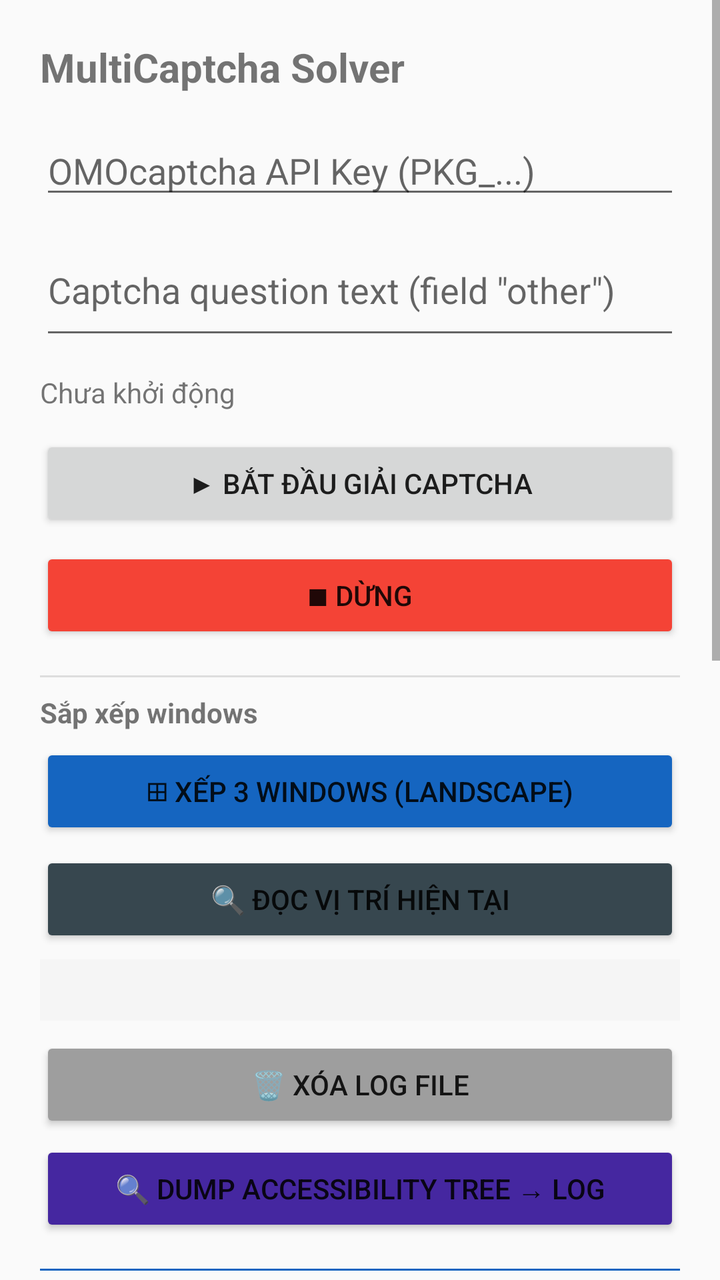
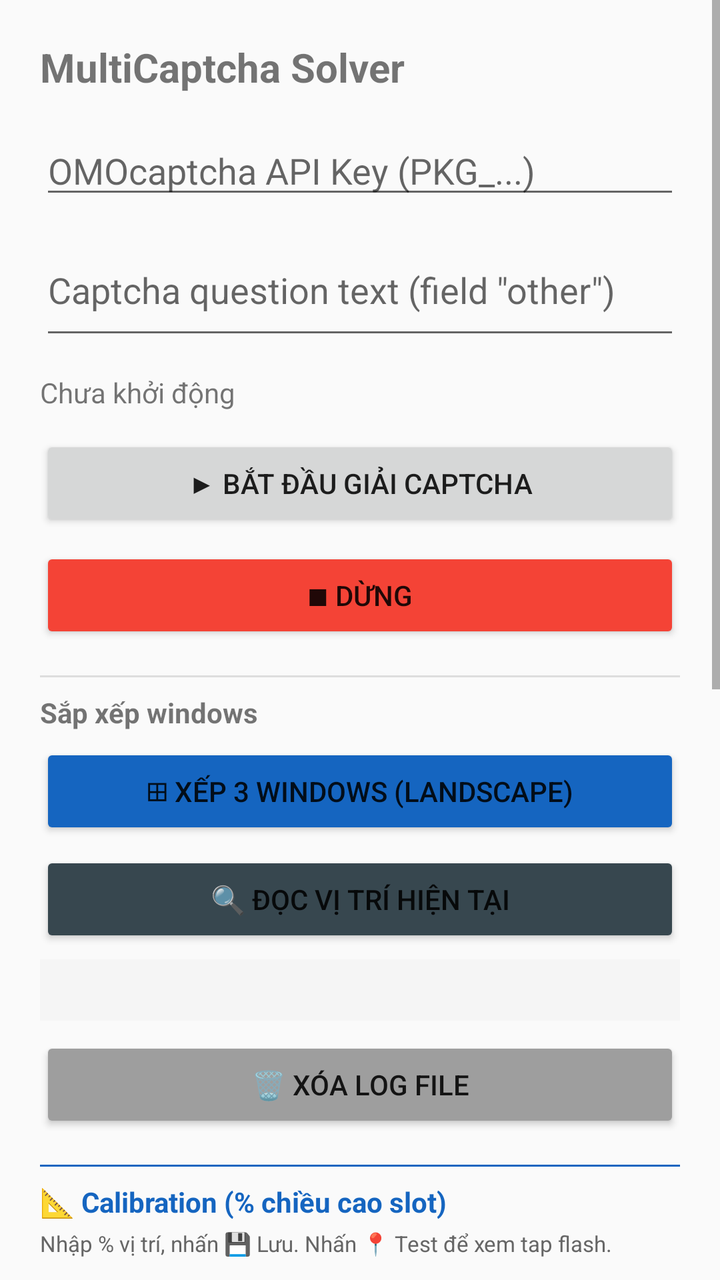

Before-and-after screenshots of an Android layout around one commit, followed by the original layout XML and the change that was made.
<!-- AndroidManifest.xml: application theme Theme.AppCompat.Light.DarkActionBar -->
<!-- res/layout/activity_main.xml -->
<?xml version="1.0" encoding="utf-8"?>
<ScrollView xmlns:android="http://schemas.android.com/apk/res/android"
    android:layout_width="match_parent"
    android:layout_height="match_parent">

    <LinearLayout
        android:layout_width="match_parent"
        android:layout_height="wrap_content"
        android:orientation="vertical"
        android:padding="20dp">

        <TextView
            android:layout_width="wrap_content"
            android:layout_height="wrap_content"
            android:text="MultiCaptcha Solver"
            android:textSize="20sp"
            android:textStyle="bold"
            android:layout_marginBottom="16dp"/>

        <EditText
            android:id="@+id/etApiKey"
            android:layout_width="match_parent"
            android:layout_height="wrap_content"
            android:hint="OMOcaptcha API Key (PKG_...)"
            android:inputType="text"
            android:singleLine="true"
            android:layout_marginBottom="8dp"/>

        <EditText
            android:id="@+id/etCaptchaOther"
            android:layout_width="match_parent"
            android:layout_height="wrap_content"
            android:hint="Captcha question text (field &quot;other&quot;)"
            android:inputType="textMultiLine"
            android:minLines="2"
            android:maxLines="4"
            android:layout_marginBottom="12dp"/>

        <TextView
            android:id="@+id/tvStatus"
            android:layout_width="wrap_content"
            android:layout_height="wrap_content"
            android:text="Chưa khởi động"
            android:layout_marginBottom="12dp"/>

        <Button
            android:id="@+id/btnStart"
            android:layout_width="match_parent"
            android:layout_height="wrap_content"
            android:text="▶ Bắt đầu giải captcha"
            android:layout_marginBottom="8dp"/>

        <Button
            android:id="@+id/btnStop"
            android:layout_width="match_parent"
            android:layout_height="wrap_content"
            android:text="■ Dừng"
            android:backgroundTint="#F44336"
            android:layout_marginBottom="8dp"/>

        
        <View android:layout_width="match_parent" android:layout_height="1dp"
            android:background="#DDDDDD" android:layout_marginTop="8dp" android:layout_marginBottom="8dp"/>

        <TextView android:layout_width="wrap_content" android:layout_height="wrap_content"
            android:text="Sắp xếp windows" android:textStyle="bold" android:layout_marginBottom="6dp"/>

        <Button android:id="@+id/btnLayout" android:layout_width="match_parent"
            android:layout_height="wrap_content" android:text="⊞ Xếp 3 windows (landscape)"
            android:backgroundTint="#1565C0"/>

        <Button android:id="@+id/btnReadPos" android:layout_width="match_parent"
            android:layout_height="wrap_content" android:text="🔍 Đọc vị trí hiện tại"
            android:backgroundTint="#37474F" android:layout_marginTop="6dp"/>

        <TextView android:id="@+id/tvPosInfo" android:layout_width="match_parent"
            android:layout_height="wrap_content" android:textSize="11sp"
            android:fontFamily="monospace" android:layout_marginTop="6dp"
            android:padding="8dp" android:background="#F5F5F5"/>

        <Button android:id="@+id/btnClearLog" android:layout_width="match_parent"
            android:layout_height="wrap_content" android:text="🗑 Xóa log file"
            android:backgroundTint="#9E9E9E" android:layout_marginTop="8dp"/>

        <Button android:id="@+id/btnDumpA11y" android:layout_width="match_parent"
            android:layout_height="wrap_content" android:text="🔍 Dump Accessibility tree → log"
            android:backgroundTint="#4527A0" android:layout_marginTop="4dp"/>

        
        <View android:layout_width="match_parent" android:layout_height="1dp"
            android:background="#1565C0" android:layout_marginTop="16dp" android:layout_marginBottom="8dp"/>

        <TextView android:layout_width="wrap_content" android:layout_height="wrap_content"
            android:text="📐 Calibration (% chiều cao slot)"
            android:textStyle="bold" android:textColor="#1565C0" android:layout_marginBottom="4dp"/>

        <TextView android:layout_width="wrap_content" android:layout_height="wrap_content"
            android:text="Nhập % vị trí, nhấn 💾 Lưu. Nhấn 📍 Test để xem tap flash."
            android:textSize="11sp" android:textColor="#666666" android:layout_marginBottom="10dp"/>

        
        <LinearLayout android:layout_width="match_parent" android:layout_height="wrap_content"
            android:orientation="horizontal" android:gravity="center_vertical" android:layout_marginBottom="6dp">
            <TextView android:layout_width="0dp" android:layout_height="wrap_content"
                android:layout_weight="1" android:text="🟩 startBtn detect:"
                android:textSize="12sp"/>
            <EditText android:id="@+id/etStartDetTop" android:layout_width="48dp"
                android:layout_height="wrap_content" android:inputType="numberDecimal"
                android:hint="60" android:textSize="12sp" android:textAlignment="center"/>
            <TextView android:layout_width="wrap_content" android:layout_height="wrap_content"
                android:text=" – " android:textSize="12sp"/>
            <EditText android:id="@+id/etStartDetBot" android:layout_width="48dp"
                android:layout_height="wrap_content" android:inputType="numberDecimal"
                android:hint="69" android:textSize="12sp" android:textAlignment="center"/>
            <TextView android:layout_width="wrap_content" android:layout_height="wrap_content"
                android:text="  tap Y:" android:textSize="12sp"/>
            <EditText android:id="@+id/etStartTapY" android:layout_width="48dp"
                android:layout_height="wrap_content" android:inputType="numberDecimal"
                android:hint="66" android:textSize="12sp" android:textAlignment="center"/>
        </LinearLayout>

        
        <LinearLayout android:layout_width="match_parent" android:layout_height="wrap_content"
            android:orientation="horizontal" android:gravity="center_vertical" android:layout_marginBottom="6dp">
            <TextView android:layout_width="0dp" android:layout_height="wrap_content"
                android:layout_weight="1" android:text="🟡 arrow → tap:"
                android:textSize="12sp"/>
            <TextView android:layout_width="wrap_content" android:layout_height="wrap_content"
                android:text="X:" android:textSize="12sp"/>
            <EditText android:id="@+id/etArrowTapX" android:layout_width="48dp"
                android:layout_height="wrap_content" android:inputType="numberDecimal"
                android:hint="90" android:textSize="12sp" android:textAlignment="center"/>
            <TextView android:layout_width="wrap_content" android:layout_height="wrap_content"
                android:text="  Y:" android:textSize="12sp"/>
            <EditText android:id="@+id/etArrowTapY" android:layout_width="48dp"
                android:layout_height="wrap_content" android:inputType="numberDecimal"
                android:hint="71" android:textSize="12sp" android:textAlignment="center"/>
        </LinearLayout>

        
        <LinearLayout android:layout_width="match_parent" android:layout_height="wrap_content"
            android:orientation="horizontal" android:gravity="center_vertical" android:layout_marginBottom="6dp">
            <TextView android:layout_width="0dp" android:layout_height="wrap_content"
                android:layout_weight="1" android:text="🟦 submitBtn detect:"
                android:textSize="12sp"/>
            <EditText android:id="@+id/etSubDetTop" android:layout_width="48dp"
                android:layout_height="wrap_content" android:inputType="numberDecimal"
                android:hint="75" android:textSize="12sp" android:textAlignment="center"/>
            <TextView android:layout_width="wrap_content" android:layout_height="wrap_content"
                android:text=" – " android:textSize="12sp"/>
            <EditText android:id="@+id/etSubDetBot" android:layout_width="48dp"
                android:layout_height="wrap_content" android:inputType="numberDecimal"
                android:hint="82" android:textSize="12sp" android:textAlignment="center"/>
            <TextView android:layout_width="wrap_content" android:layout_height="wrap_content"
                android:text="  tap Y:" android:textSize="12sp"/>
            <EditText android:id="@+id/etSubTapY" android:layout_width="48dp"
                android:layout_height="wrap_content" android:inputType="numberDecimal"
                android:hint="77" android:textSize="12sp" android:textAlignment="center"/>
        </LinearLayout>

        
        <LinearLayout android:layout_width="match_parent" android:layout_height="wrap_content"
            android:orientation="horizontal" android:gravity="center_vertical" android:layout_marginBottom="4dp">
            <TextView android:layout_width="0dp" android:layout_height="wrap_content"
                android:layout_weight="1" android:text="🟧 matchThis crop X:"
                android:textSize="12sp"/>
            <EditText android:id="@+id/etMatchLeft" android:layout_width="48dp"
                android:layout_height="wrap_content" android:inputType="numberDecimal"
                android:hint="25" android:textSize="12sp" android:textAlignment="center"/>
            <TextView android:layout_width="wrap_content" android:layout_height="wrap_content"
                android:text=" – " android:textSize="12sp"/>
            <EditText android:id="@+id/etMatchRight" android:layout_width="48dp"
                android:layout_height="wrap_content" android:inputType="numberDecimal"
                android:hint="49" android:textSize="12sp" android:textAlignment="center"/>
        </LinearLayout>

        
        <LinearLayout android:layout_width="match_parent" android:layout_height="wrap_content"
            android:orientation="horizontal" android:gravity="center_vertical" android:layout_marginBottom="6dp">
            <TextView android:layout_width="0dp" android:layout_height="wrap_content"
                android:layout_weight="1" android:text="🟧 matchThis crop Y:"
                android:textSize="12sp"/>
            <EditText android:id="@+id/etMatchTop" android:layout_width="48dp"
                android:layout_height="wrap_content" android:inputType="numberDecimal"
                android:hint="45" android:textSize="12sp" android:textAlignment="center"/>
            <TextView android:layout_width="wrap_content" android:layout_height="wrap_content"
                android:text=" – " android:textSize="12sp"/>
            <EditText android:id="@+id/etMatchBot" android:layout_width="48dp"
                android:layout_height="wrap_content" android:inputType="numberDecimal"
                android:hint="65" android:textSize="12sp" android:textAlignment="center"/>
        </LinearLayout>

        
        <LinearLayout android:layout_width="match_parent" android:layout_height="wrap_content"
            android:orientation="horizontal" android:gravity="center_vertical" android:layout_marginBottom="4dp">
            <TextView android:layout_width="0dp" android:layout_height="wrap_content"
                android:layout_weight="1" android:text="🟪 option crop X:"
                android:textSize="12sp"/>
            <EditText android:id="@+id/etOptLeft" android:layout_width="48dp"
                android:layout_height="wrap_content" android:inputType="numberDecimal"
                android:hint="51" android:textSize="12sp" android:textAlignment="center"/>
            <TextView android:layout_width="wrap_content" android:layout_height="wrap_content"
                android:text=" – " android:textSize="12sp"/>
            <EditText android:id="@+id/etOptRight" android:layout_width="48dp"
                android:layout_height="wrap_content" android:inputType="numberDecimal"
                android:hint="98" android:textSize="12sp" android:textAlignment="center"/>
        </LinearLayout>

        
        <LinearLayout android:layout_width="match_parent" android:layout_height="wrap_content"
            android:orientation="horizontal" android:gravity="center_vertical" android:layout_marginBottom="6dp">
            <TextView android:layout_width="0dp" android:layout_height="wrap_content"
                android:layout_weight="1" android:text="🟪 option crop Y:"
                android:textSize="12sp"/>
            <EditText android:id="@+id/etOptTop" android:layout_width="48dp"
                android:layout_height="wrap_content" android:inputType="numberDecimal"
                android:hint="45" android:textSize="12sp" android:textAlignment="center"/>
            <TextView android:layout_width="wrap_content" android:layout_height="wrap_content"
                android:text=" – " android:textSize="12sp"/>
            <EditText android:id="@+id/etOptBot" android:layout_width="48dp"
                android:layout_height="wrap_content" android:inputType="numberDecimal"
                android:hint="65" android:textSize="12sp" android:textAlignment="center"/>
        </LinearLayout>

        
        <LinearLayout android:layout_width="match_parent" android:layout_height="wrap_content"
            android:orientation="horizontal" android:gravity="center_vertical" android:layout_marginBottom="4dp">
            <TextView android:layout_width="0dp" android:layout_height="wrap_content"
                android:layout_weight="1" android:text="🟨 OCR question X:"
                android:textSize="12sp"/>
            <EditText android:id="@+id/etQLeft" android:layout_width="48dp"
                android:layout_height="wrap_content" android:inputType="numberDecimal"
                android:hint="2" android:textSize="12sp" android:textAlignment="center"/>
            <TextView android:layout_width="wrap_content" android:layout_height="wrap_content"
                android:text=" – " android:textSize="12sp"/>
            <EditText android:id="@+id/etQRight" android:layout_width="48dp"
                android:layout_height="wrap_content" android:inputType="numberDecimal"
                android:hint="98" android:textSize="12sp" android:textAlignment="center"/>
        </LinearLayout>

        
        <LinearLayout android:layout_width="match_parent" android:layout_height="wrap_content"
            android:orientation="horizontal" android:gravity="center_vertical" android:layout_marginBottom="6dp">
            <TextView android:layout_width="0dp" android:layout_height="wrap_content"
                android:layout_weight="1" android:text="🟨 OCR question Y:"
                android:textSize="12sp"/>
            <EditText android:id="@+id/etQTop" android:layout_width="48dp"
                android:layout_height="wrap_content" android:inputType="numberDecimal"
                android:hint="30" android:textSize="12sp" android:textAlignment="center"/>
            <TextView android:layout_width="wrap_content" android:layout_height="wrap_content"
                android:text=" – " android:textSize="12sp"/>
            <EditText android:id="@+id/etQBot" android:layout_width="48dp"
                android:layout_height="wrap_content" android:inputType="numberDecimal"
                android:hint="44" android:textSize="12sp" android:textAlignment="center"/>
        </LinearLayout>

        
        <LinearLayout android:layout_width="match_parent" android:layout_height="wrap_content"
            android:orientation="horizontal" android:gravity="center_vertical" android:layout_marginBottom="4dp">
            <TextView android:layout_width="0dp" android:layout_height="wrap_content"
                android:layout_weight="1" android:text="🟦 dots count X:"
                android:textSize="12sp"/>
            <EditText android:id="@+id/etDotsLeft" android:layout_width="48dp"
                android:layout_height="wrap_content" android:inputType="numberDecimal"
                android:hint="10" android:textSize="12sp" android:textAlignment="center"/>
            <TextView android:layout_width="wrap_content" android:layout_height="wrap_content"
                android:text=" – " android:textSize="12sp"/>
            <EditText android:id="@+id/etDotsRight" android:layout_width="48dp"
                android:layout_height="wrap_content" android:inputType="numberDecimal"
                android:hint="90" android:textSize="12sp" android:textAlignment="center"/>
        </LinearLayout>

        
        <LinearLayout android:layout_width="match_parent" android:layout_height="wrap_content"
            android:orientation="horizontal" android:gravity="center_vertical" android:layout_marginBottom="12dp">
            <TextView android:layout_width="0dp" android:layout_height="wrap_content"
                android:layout_weight="1" android:text="🟦 dots count Y:"
                android:textSize="12sp"/>
            <EditText android:id="@+id/etDotsTop" android:layout_width="48dp"
                android:layout_height="wrap_content" android:inputType="numberDecimal"
                android:hint="70" android:textSize="12sp" android:textAlignment="center"/>
            <TextView android:layout_width="wrap_content" android:layout_height="wrap_content"
                android:text=" – " android:textSize="12sp"/>
            <EditText android:id="@+id/etDotsBot" android:layout_width="48dp"
                android:layout_height="wrap_content" android:inputType="numberDecimal"
                android:hint="74" android:textSize="12sp" android:textAlignment="center"/>
        </LinearLayout>

        
        <LinearLayout android:layout_width="match_parent" android:layout_height="wrap_content"
            android:orientation="horizontal">
            <Button android:id="@+id/btnSaveCalib" android:layout_width="0dp"
                android:layout_height="wrap_content" android:layout_weight="1"
                android:text="💾 Lưu" android:backgroundTint="#2E7D32"
                android:layout_marginEnd="6dp"/>
            <Button android:id="@+id/btnResetCalib" android:layout_width="0dp"
                android:layout_height="wrap_content" android:layout_weight="1"
                android:text="🔁 Reset" android:backgroundTint="#E65100"
                android:layout_marginEnd="6dp"/>
            <Button android:id="@+id/btnTestTap" android:layout_width="0dp"
                android:layout_height="wrap_content" android:layout_weight="1"
                android:text="📍 Test tap" android:backgroundTint="#6A1B9A"/>
        </LinearLayout>

        <TextView android:layout_width="wrap_content" android:layout_height="wrap_content"
            android:text="Log: /storage/emulated/0/Download/solver_debug.txt"
            android:textSize="10sp" android:textColor="#888888" android:layout_marginTop="12dp"/>

        <TextView android:layout_width="wrap_content" android:layout_height="wrap_content"
            android:text="Slots: Slot0=a.baba  Slot1=a.dcdc  Slot2=a.fefe"
            android:textSize="10sp" android:textColor="#888888" android:layout_marginTop="4dp"/>

    </LinearLayout>
</ScrollView>
<!-- resources referenced by this layout -->
<resources>

</resources>

<!-- the commit's change to res/layout/activity_main.xml (unified diff, before → after) -->
@@ -81,10 +81,6 @@
         <Button android:id="@+id/btnClearLog" android:layout_width="match_parent"
             android:layout_height="wrap_content" android:text="🗑 Xóa log file"
             android:backgroundTint="#9E9E9E" android:layout_marginTop="8dp"/>
-
-        <Button android:id="@+id/btnDumpA11y" android:layout_width="match_parent"
-            android:layout_height="wrap_content" android:text="🔍 Dump Accessibility tree → log"
-            android:backgroundTint="#4527A0" android:layout_marginTop="4dp"/>
 
         
         <View android:layout_width="match_parent" android:layout_height="1dp"
